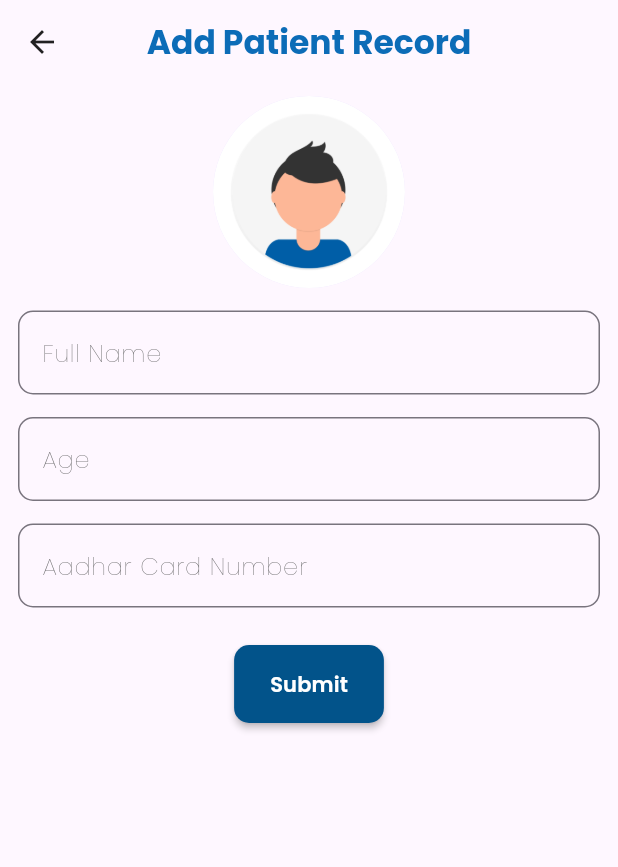
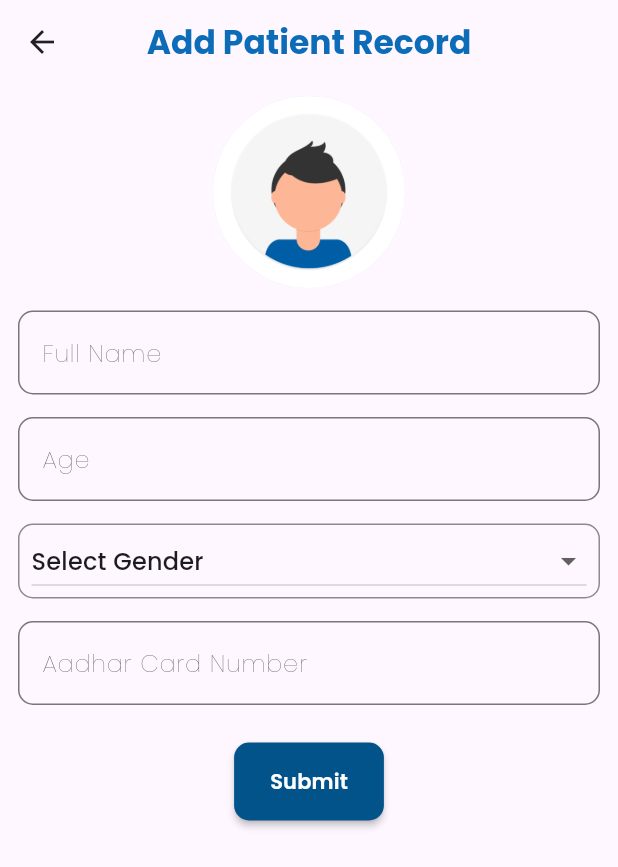
Before and after one commit to The-Powerpuff-Boys/medrec, a Flutter app: the AddPatientRecordScreen screen opened by its route, on a phone screen of 412 x 824 dp. Shown: the top 867 px of the screen. Run offline on Flutter 3.47's test engine with Material 2 defaults, Android fonts, the phone set to English and light mode, and no system bars; our stand-ins replace auto_size_text, cached_network_image, file_picker, flutter_riverpod, font_awesome_flutter, google_fonts and 1 more; network calls fail; project files that could hold a hidden picture were left out.

Commit message:
add gender field and misc file structure changes

```diff
--- a/medrec_app/lib/screens/add_patient_record_screen.dart
+++ b/medrec_app/lib/screens/add_patient_record_screen.dart
@@ -4,7 +4,12 @@ import 'package:flutter/material.dart';
 import 'package:flutter_riverpod/flutter_riverpod.dart';
 import 'package:image_picker/image_picker.dart';
 
+import '../utils/gender.dart';
 import '../widgets/medrec_text_form.dart';
+
+final genderProvider = StateProvider.autoDispose<Gender>((ref) {
+  return Gender.select;
+});
 
 class AddPatientRecordScreen extends ConsumerStatefulWidget {
   static const String routename = '/add_patient_record';
@@ -21,6 +26,26 @@ class _AddPatientRecordScreenState
   final TextEditingController _nameController = TextEditingController();
   final TextEditingController _phoneController = TextEditingController();
   final TextEditingController _abhaController = TextEditingController();
+
+  final List<DropdownMenuItem<Gender>> _dropdownMenuItems = [
+    const DropdownMenuItem(
+      value: Gender.select,
+      enabled: false,
+      child: Text('Select Gender'),
+    ),
+    const DropdownMenuItem(
+      value: Gender.male,
+      child: Text('Male'),
+    ),
+    const DropdownMenuItem(
+      value: Gender.female,
+      child: Text('Female'),
+    ),
+    const DropdownMenuItem(
+      value: Gender.nil,
+      child: Text('Prefer Not to say'),
+    ),
+  ];
 
   final ImagePicker _imagePicker = ImagePicker();
 
@@ -89,6 +114,27 @@ class _AddPatientRecordScreenState
                     controller: _abhaController,
                     type: TextInputType.number,
                   ),
+                  Container(
+                    width: double.infinity,
+                    padding: const EdgeInsets.symmetric(horizontal: 8),
+                    margin: const EdgeInsets.only(bottom: 15),
+                    decoration: BoxDecoration(
+                        border: Border.all(
+                          color: const Color.fromARGB(255, 140, 140, 140),
+                          width: 1,
+                        ),
+                        borderRadius:
+                            const BorderRadius.all(Radius.circular(10))),
+                    child: DropdownButton<Gender>(
+                        value: ref.watch(genderProvider),
+                        isExpanded: true,
+                        items: _dropdownMenuItems,
+                        onChanged: (gender) {
+                          ref
+                              .watch(genderProvider.state)
+                              .update((state) => gender!);
+                        }),
+                  ),
                   MedRecTextForm(
                     label: 'Aadhar Card Number',
                     controller: _phoneController,
--- a/medrec_app/lib/screens/create_doctor_profile.dart
+++ b/medrec_app/lib/screens/create_doctor_profile.dart
@@ -6,14 +6,10 @@ import 'package:flutter/material.dart';
 import 'package:flutter_riverpod/flutter_riverpod.dart';
 import 'package:image_picker/image_picker.dart';
 
+import '../utils/gender.dart';
 import '../widgets/medrec_text_form.dart';
 
-enum Gender {
-  male,
-  female,
-  nil,
-  select,
-}
+
 
 final genderProvider = StateProvider.autoDispose<Gender>((ref) {
   return Gender.select;
--- /dev/null
+++ b/medrec_app/lib/utils/gender.dart
@@ -0,0 +1,6 @@
+enum Gender {
+  male,
+  female,
+  nil,
+  select,
+}
```
